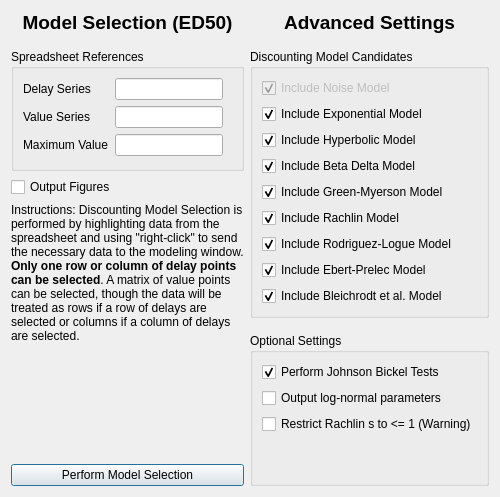
Qt form discountingmodelselectioned50dialog.ui (miyamot0/ModelSelectorQt) before a commit.
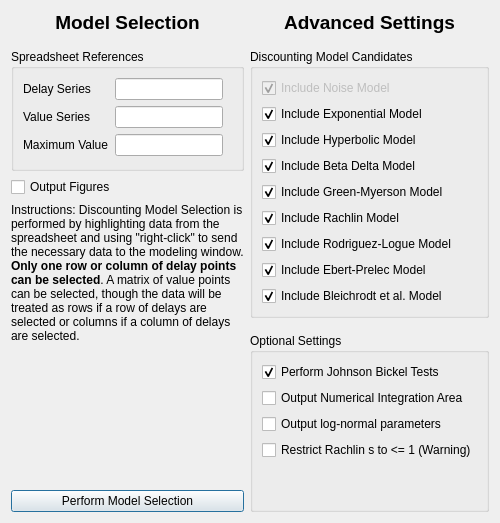
The same form after that commit.

Patch:
```diff
--- a/discountingmodelselectioned50dialog.ui
+++ b/discountingmodelselectioned50dialog.ui
@@ -7,7 +7,7 @@
     <x>0</x>
     <y>0</y>
     <width>483</width>
-    <height>461</height>
+    <height>484</height>
    </rect>
   </property>
   <property name="windowTitle">
@@ -39,7 +39,7 @@
           </sizepolicy>
          </property>
          <property name="text">
-          <string>&lt;html&gt;&lt;head/&gt;&lt;body&gt;&lt;p&gt;&lt;span style=&quot; font-size:14pt; font-weight:600;&quot;&gt;Model Selection (ED50)&lt;/span&gt;&lt;/p&gt;&lt;/body&gt;&lt;/html&gt;</string>
+          <string>&lt;html&gt;&lt;head/&gt;&lt;body&gt;&lt;p&gt;&lt;span style=&quot; font-size:14pt; font-weight:600;&quot;&gt;Model Selection&lt;/span&gt;&lt;/p&gt;&lt;/body&gt;&lt;/html&gt;</string>
          </property>
          <property name="alignment">
           <set>Qt::AlignCenter</set>
@@ -369,6 +369,13 @@
             </property>
            </widget>
           </item>
+          <item>
+           <widget class="QCheckBox" name="checkBoxArea">
+            <property name="text">
+             <string>Output Numerical Integration Area</string>
+            </property>
+           </widget>
+          </item>
           <item>
            <widget class="QCheckBox" name="checkBoxLog">
             <property name="text">
```
